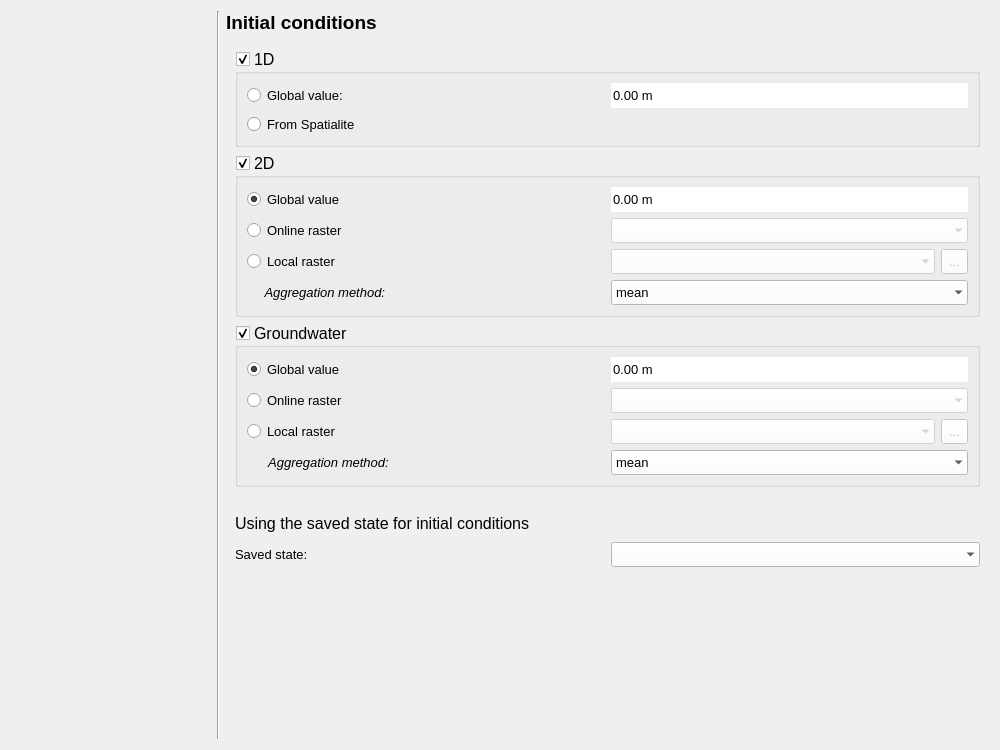
The window that threedi_models_and_simulations/ui/simulation_wizard/page_initial_conditions.ui (nens/threedi-api-qgis-client) describes before a commit, drawn with Qt 5.
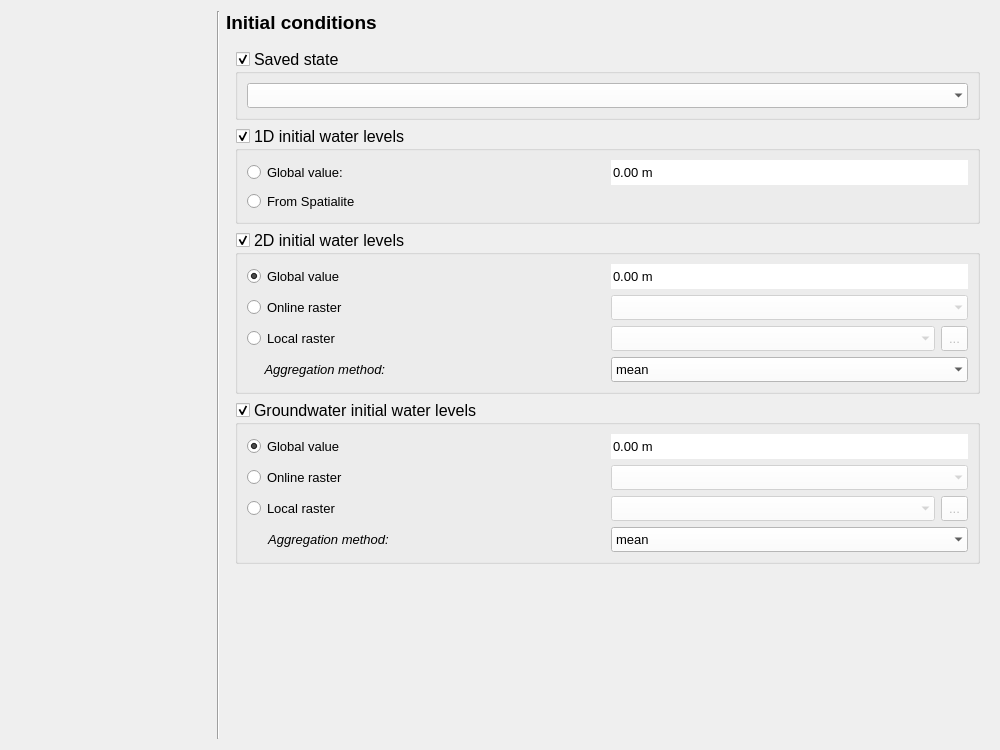
The same window after the commit. Custom widgets are drawn as their Qt base class.

Commit message: Work on handling initial saved states.

The edit to the form file:
```diff
--- a/threedi_models_and_simulations/ui/simulation_wizard/page_initial_conditions.ui
+++ b/threedi_models_and_simulations/ui/simulation_wizard/page_initial_conditions.ui
@@ -71,7 +71,109 @@
       </size>
      </property>
      <layout class="QGridLayout" name="gridLayout_4">
-      <item row="2" column="0" colspan="2">
+      <item row="1" column="0" colspan="2">
+       <widget class="QGroupBox" name="gb_1d">
+        <property name="sizePolicy">
+         <sizepolicy hsizetype="Expanding" vsizetype="Preferred">
+          <horstretch>0</horstretch>
+          <verstretch>0</verstretch>
+         </sizepolicy>
+        </property>
+        <property name="minimumSize">
+         <size>
+          <width>0</width>
+          <height>0</height>
+         </size>
+        </property>
+        <property name="font">
+         <font>
+          <family>Segoe UI</family>
+          <pointsize>12</pointsize>
+         </font>
+        </property>
+        <property name="title">
+         <string>1D initial water levels</string>
+        </property>
+        <property name="checkable">
+         <bool>true</bool>
+        </property>
+        <layout class="QGridLayout" name="gridLayout_7">
+         <item row="0" column="1">
+          <widget class="QDoubleSpinBox" name="sp_1d_global_value">
+           <property name="minimumSize">
+            <size>
+             <width>300</width>
+             <height>25</height>
+            </size>
+           </property>
+           <property name="maximumSize">
+            <size>
+             <width>16777215</width>
+             <height>16777215</height>
+            </size>
+           </property>
+           <property name="font">
+            <font>
+             <family>Segoe UI</family>
+             <pointsize>10</pointsize>
+            </font>
+           </property>
+           <property name="styleSheet">
+            <string notr="true">QDoubleSpinBox {background-color:white; selection-background-color: lightgray;}</string>
+           </property>
+           <property name="frame">
+            <bool>false</bool>
+           </property>
+           <property name="alignment">
+            <set>Qt::AlignLeading|Qt::AlignLeft|Qt::AlignVCenter</set>
+           </property>
+           <property name="buttonSymbols">
+            <enum>QAbstractSpinBox::NoButtons</enum>
+           </property>
+           <property name="prefix">
+            <string/>
+           </property>
+           <property name="suffix">
+            <string> m</string>
+           </property>
+           <property name="minimum">
+            <double>-100000000000000005366162204393472.000000000000000</double>
+           </property>
+           <property name="maximum">
+            <double>100000000000000004764729344.000000000000000</double>
+           </property>
+          </widget>
+         </item>
+         <item row="1" column="0">
+          <widget class="QRadioButton" name="rb_d1_dd">
+           <property name="font">
+            <font>
+             <family>Segoe UI</family>
+             <pointsize>10</pointsize>
+            </font>
+           </property>
+           <property name="text">
+            <string>From Spatialite</string>
+           </property>
+          </widget>
+         </item>
+         <item row="0" column="0">
+          <widget class="QRadioButton" name="rb_d1_gv">
+           <property name="font">
+            <font>
+             <family>Segoe UI</family>
+             <pointsize>10</pointsize>
+            </font>
+           </property>
+           <property name="text">
+            <string>Global value:</string>
+           </property>
+          </widget>
+         </item>
+        </layout>
+       </widget>
+      </item>
+      <item row="3" column="0" colspan="2">
        <widget class="QGroupBox" name="gb_2d">
         <property name="sizePolicy">
          <sizepolicy hsizetype="Expanding" vsizetype="Preferred">
@@ -92,7 +194,7 @@
          </font>
         </property>
         <property name="title">
-         <string>2D</string>
+         <string>2D initial water levels</string>
         </property>
         <property name="checkable">
          <bool>true</bool>
@@ -331,7 +433,7 @@
         </layout>
        </widget>
       </item>
-      <item row="3" column="0" colspan="2">
+      <item row="4" column="0" colspan="2">
        <widget class="QGroupBox" name="gb_groundwater">
         <property name="sizePolicy">
          <sizepolicy hsizetype="Expanding" vsizetype="Preferred">
@@ -352,7 +454,7 @@
          </font>
         </property>
         <property name="title">
-         <string>Groundwater</string>
+         <string>Groundwater initial water levels</string>
         </property>
         <property name="checkable">
          <bool>true</bool>
@@ -596,19 +698,13 @@
        </widget>
       </item>
       <item row="0" column="0" colspan="2">
-       <widget class="QGroupBox" name="gb_1d">
+       <widget class="QGroupBox" name="gb_saved_state">
         <property name="sizePolicy">
          <sizepolicy hsizetype="Expanding" vsizetype="Preferred">
           <horstretch>0</horstretch>
           <verstretch>0</verstretch>
          </sizepolicy>
         </property>
-        <property name="minimumSize">
-         <size>
-          <width>0</width>
-          <height>0</height>
-         </size>
-        </property>
         <property name="font">
          <font>
           <family>Segoe UI</family>
@@ -616,14 +712,20 @@
          </font>
         </property>
         <property name="title">
-         <string>1D</string>
+         <string>Saved state</string>
         </property>
         <property name="checkable">
          <bool>true</bool>
         </property>
-        <layout class="QGridLayout" name="gridLayout_7">
-         <item row="0" column="1">
-          <widget class="QDoubleSpinBox" name="sp_1d_global_value">
+        <layout class="QGridLayout" name="gridLayout_8">
+         <item row="0" column="0">
+          <widget class="QComboBox" name="cb_saved_states">
+           <property name="sizePolicy">
+            <sizepolicy hsizetype="Expanding" vsizetype="Fixed">
+             <horstretch>0</horstretch>
+             <verstretch>0</verstretch>
+            </sizepolicy>
+           </property>
            <property name="minimumSize">
             <size>
              <width>300</width>
@@ -643,55 +745,11 @@
             </font>
            </property>
            <property name="styleSheet">
-            <string notr="true">QDoubleSpinBox {background-color:white; selection-background-color: lightgray;}</string>
+            <string notr="true">QComboBox {background-color:white; selection-background-color: lightgray;}</string>
            </property>
            <property name="frame">
             <bool>false</bool>
            </property>
-           <property name="alignment">
-            <set>Qt::AlignLeading|Qt::AlignLeft|Qt::AlignVCenter</set>
-           </property>
-           <property name="buttonSymbols">
-            <enum>QAbstractSpinBox::NoButtons</enum>
-           </property>
-           <property name="prefix">
-            <string/>
-           </property>
-           <property name="suffix">
-            <string> m</string>
-           </property>
-           <property name="minimum">
-            <double>-100000000000000005366162204393472.000000000000000</double>
-           </property>
-           <property name="maximum">
-            <double>100000000000000004764729344.000000000000000</double>
-           </property>
-          </widget>
-         </item>
-         <item row="1" column="0">
-          <widget class="QRadioButton" name="rb_d1_dd">
-           <property name="font">
-            <font>
-             <family>Segoe UI</family>
-             <pointsize>10</pointsize>
-            </font>
-           </property>
-           <property name="text">
-            <string>From Spatialite</string>
-           </property>
-          </widget>
-         </item>
-         <item row="0" column="0">
-          <widget class="QRadioButton" name="rb_d1_gv">
-           <property name="font">
-            <font>
-             <family>Segoe UI</family>
-             <pointsize>10</pointsize>
-            </font>
-           </property>
-           <property name="text">
-            <string>Global value:</string>
-           </property>
           </widget>
          </item>
         </layout>
@@ -700,122 +758,6 @@
      </layout>
     </widget>
    </item>
-   <item row="2" column="2" colspan="3">
-    <widget class="QWidget" name="load_conditions_widget" native="true">
-     <property name="sizePolicy">
-      <sizepolicy hsizetype="Expanding" vsizetype="Preferred">
-       <horstretch>0</horstretch>
-       <verstretch>0</verstretch>
-      </sizepolicy>
-     </property>
-     <property name="minimumSize">
-      <size>
-       <width>0</width>
-       <height>0</height>
-      </size>
-     </property>
-     <layout class="QGridLayout" name="gridLayout_5">
-      <item row="1" column="0">
-       <layout class="QGridLayout" name="gridLayout_6">
-        <property name="bottomMargin">
-         <number>0</number>
-        </property>
-        <item row="0" column="0">
-         <widget class="QLabel" name="label_7">
-          <property name="sizePolicy">
-           <sizepolicy hsizetype="MinimumExpanding" vsizetype="Preferred">
-            <horstretch>0</horstretch>
-            <verstretch>0</verstretch>
-           </sizepolicy>
-          </property>
-          <property name="minimumSize">
-           <size>
-            <width>0</width>
-            <height>25</height>
-           </size>
-          </property>
-          <property name="maximumSize">
-           <size>
-            <width>16777215</width>
-            <height>16777215</height>
-           </size>
-          </property>
-          <property name="font">
-           <font>
-            <family>Segoe UI</family>
-            <pointsize>12</pointsize>
-            <italic>false</italic>
-           </font>
-          </property>
-          <property name="text">
-           <string>Using the saved state for initial conditions</string>
-          </property>
-         </widget>
-        </item>
-        <item row="1" column="0">
-         <widget class="QLabel" name="label_8">
-          <property name="minimumSize">
-           <size>
-            <width>0</width>
-            <height>25</height>
-           </size>
-          </property>
-          <property name="maximumSize">
-           <size>
-            <width>16777215</width>
-            <height>16777215</height>
-           </size>
-          </property>
-          <property name="font">
-           <font>
-            <family>Segoe UI</family>
-            <pointsize>10</pointsize>
-           </font>
-          </property>
-          <property name="text">
-           <string>Saved state:</string>
-          </property>
-         </widget>
-        </item>
-        <item row="1" column="1">
-         <widget class="QComboBox" name="cb_saved_states">
-          <property name="sizePolicy">
-           <sizepolicy hsizetype="Expanding" vsizetype="Fixed">
-            <horstretch>0</horstretch>
-            <verstretch>0</verstretch>
-           </sizepolicy>
-          </property>
-          <property name="minimumSize">
-           <size>
-            <width>0</width>
-            <height>25</height>
-           </size>
-          </property>
-          <property name="maximumSize">
-           <size>
-            <width>16777215</width>
-            <height>16777215</height>
-           </size>
-          </property>
-          <property name="font">
-           <font>
-            <family>Segoe UI</family>
-            <pointsize>10</pointsize>
-           </font>
-          </property>
-          <property name="styleSheet">
-           <string notr="true">QComboBox {background-color:white; selection-background-color: lightgray;}</string>
-          </property>
-          <property name="frame">
-           <bool>false</bool>
-          </property>
-         </widget>
-        </item>
-       </layout>
-      </item>
-     </layout>
-    </widget>
-   </item>
    <item row="0" column="2">
     <widget class="QLabel" name="label_3">
      <property name="font">
```
The commit also changes 3 other files.
